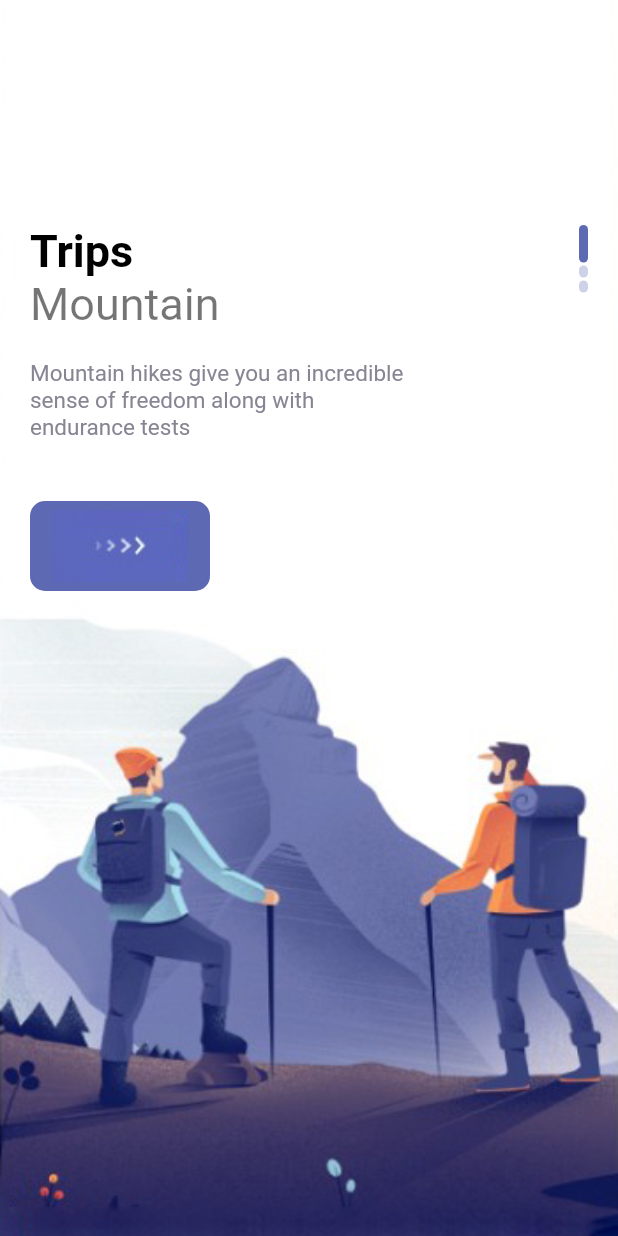
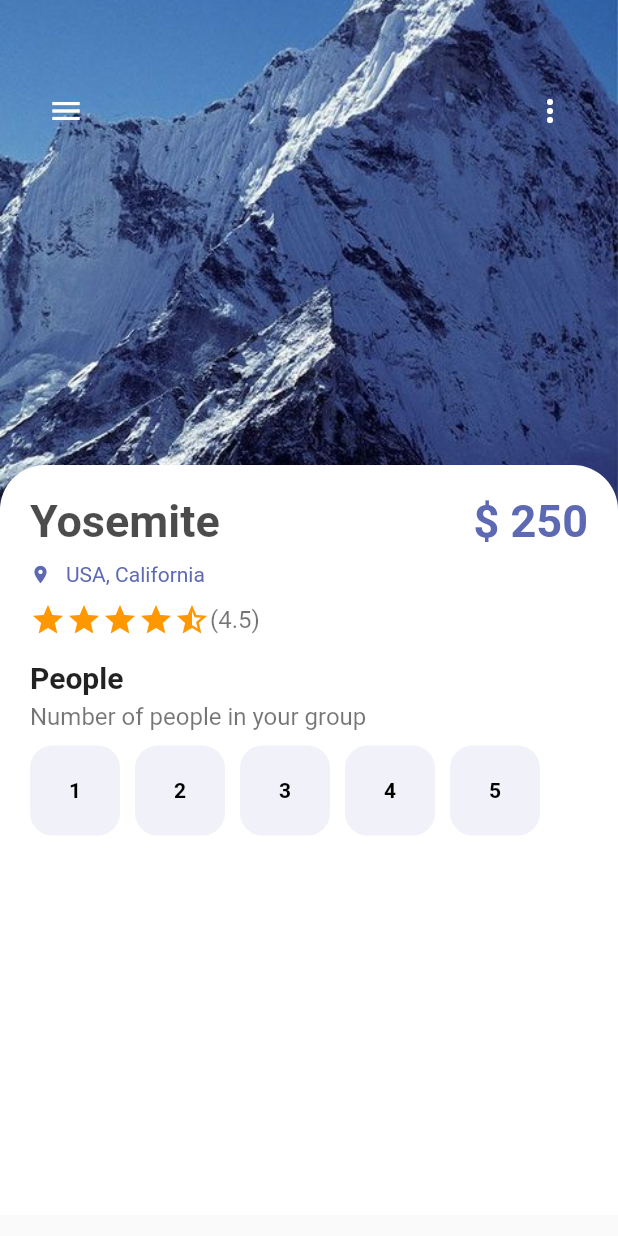
Before and after one commit to anshyyy/Travely, a Flutter app: the screen it shows after launch, on a phone screen of 412 x 824 dp. Run offline on Flutter 3.47's test engine with Material 2 defaults, Android fonts, the phone set to English and light mode, and no system bars.

Commit message:
done with the info page

```diff
--- a/lib/main.dart
+++ b/lib/main.dart
@@ -1,4 +1,5 @@
 import 'package:flutter/material.dart';
+import 'package:travely/pages/detail-page.dart';
 import 'package:travely/pages/welcome-page.dart';
 import 'package:travely/pages/navpages/main-page.dart';
 
@@ -18,7 +19,7 @@ class MyApp extends StatelessWidget {
       theme: ThemeData(
         primarySwatch: Colors.blue,
       ),
-      home: WelcomePage(),
+      home: DetailPage(),
     );
   }
 }
--- /dev/null
+++ b/lib/pages/detail-page.dart
@@ -0,0 +1,159 @@
+import 'package:flutter/material.dart';
+import 'package:flutter/src/widgets/container.dart';
+import 'package:flutter/src/widgets/framework.dart';
+import 'package:travely/utils/colors.dart';
+import 'package:travely/utils/five-star.dart';
+import 'package:travely/widget/app-button.dart';
+import 'package:travely/widget/app-large-text.dart';
+import 'package:travely/widget/app-text.dart';
+
+class DetailPage extends StatefulWidget {
+  const DetailPage({super.key});
+
+  @override
+  State<DetailPage> createState() => _DetailPageState();
+}
+
+class _DetailPageState extends State<DetailPage> {
+  double rating = 4.5;
+  int selectedIndex = -1;
+  @override
+  Widget build(BuildContext context) {
+    return Scaffold(
+      body: Container(
+        width: double.maxFinite,
+        height: double.maxFinite,
+        child: Stack(
+          children: [
+            Positioned(
+              left: 0,
+              right: 0,
+              child: Container(
+                width: double.maxFinite,
+                height: 350,
+                decoration: const BoxDecoration(
+                    image: DecorationImage(
+                        image: AssetImage('img/mountain.jpeg'),
+                        fit: BoxFit.cover)),
+              ),
+            ),
+            Positioned(
+                left: 20,
+                top: 50,
+                child: Row(
+                  children: [
+                    IconButton(
+                      onPressed: () {},
+                      icon: const Icon(Icons.menu),
+                      color: Colors.white,
+                    ),
+                    SizedBox(
+                      width: MediaQuery.of(context).size.width / 1.5,
+                    ),
+                    IconButton(
+                        onPressed: () {},
+                        color: Colors.white,
+                        icon: const Icon(Icons.more_vert))
+                  ],
+                )),
+            Positioned(
+                top: 310,
+                child: Container(
+                  padding: const EdgeInsets.only(left: 20, right: 20, top: 20),
+                  width: MediaQuery.of(context).size.width,
+                  height: 500,
+                  decoration: const BoxDecoration(
+                      color: Colors.white,
+                      borderRadius: BorderRadius.only(
+                          topLeft: Radius.circular(30),
+                          topRight: Radius.circular(30))),
+                  child: Column(
+                    crossAxisAlignment: CrossAxisAlignment.start,
+                    children: [
+                      Row(
+                        mainAxisAlignment: MainAxisAlignment.spaceBetween,
+                        children: [
+                          AppLargeText(
+                            text: "Yosemite",
+                            color: Colors.black.withOpacity(0.7),
+                          ),
+                          AppLargeText(
+                            text: "\$ 250",
+                            color: AppColors.mainColor,
+                          )
+                        ],
+                      ),
+                      const SizedBox(
+                        height: 10,
+                      ),
+                      Row(
+                        children: [
+                          Icon(
+                            Icons.location_on,
+                            size: 14,
+                            color: AppColors.mainColor,
+                          ),
+                          const SizedBox(
+                            width: 10,
+                          ),
+                          AppText(
+                            text: "USA, California",
+                            size: 14,
+                            color: AppColors.mainColor,
+                          ),
+                        ],
+                      ),
+                      const SizedBox(height: 10),
+                      Row(
+                        children: [
+                          StarRating(
+                            rating: 4.5, // hardcoded rating
+                            onRatingChanged: (rating) =>
+                                setState(() => this.rating = rating),
+                            color: Colors.orange,
+                          ),
+                          AppText(text: '($rating)')
+                        ],
+                      ),
+                      const SizedBox(height: 15),
+                      AppLargeText(
+                        text: "People",
+                        size: 20,
+                        color: Colors.black87,
+                      ),
+                      const SizedBox(height: 5),
+                      AppText(text: "Number of people in your group"),
+                      const SizedBox(height: 10),
+                      Wrap(
+                        children: List.generate(5, (index) {
+                          return InkWell(
+                            onTap: () {
+                              setState(() {
+                                selectedIndex = index;
+                              });
+                            },
+                            child: Container(
+                              margin: const EdgeInsets.only(right: 10),
+                              child: AppButton(
+                                  text: (index + 1).toString(),
+                                  size: 60,
+                                  color: selectedIndex == index
+                                      ? Colors.white
+                                      : Colors.black,
+                                  backgroundColor: selectedIndex == index
+                                      ? Colors.black87
+                                      : AppColors.buttonBackground,
+                                  borderColor: AppColors.buttonBackground),
+                            ),
+                          );
+                        }),
+                      )
+                    ],
+                  ),
+                )),
+          ],
+        ),
+      ),
+    );
+  }
+}
--- /dev/null
+++ b/lib/utils/five-star.dart
@@ -0,0 +1,45 @@
+import 'package:flutter/material.dart';
+
+typedef void RatingChangeCallback(double rating);
+
+class StarRating extends StatelessWidget {
+  final int starCount;
+  final double rating;
+  final RatingChangeCallback? onRatingChanged;
+  final Color? color;
+
+  StarRating(
+      {this.starCount = 5, this.rating = .0, this.onRatingChanged, this.color});
+
+  Widget buildStar(BuildContext context, int index) {
+    Icon icon;
+    if (index >= rating) {
+      icon = new Icon(
+        Icons.star_border,
+        color: Theme.of(context).buttonColor,
+      );
+    } else if (index > rating - 1 && index < rating) {
+      icon = new Icon(
+        Icons.star_half,
+        color: color ?? Theme.of(context).primaryColor,
+      );
+    } else {
+      icon = new Icon(
+        Icons.star,
+        color: color ?? Theme.of(context).primaryColor,
+      );
+    }
+    return new InkResponse(
+      onTap:
+          onRatingChanged == null ? null : () => onRatingChanged!(index + 1.0),
+      child: icon,
+    );
+  }
+
+  @override
+  Widget build(BuildContext context) {
+    return new Row(
+        children:
+            new List.generate(starCount, (index) => buildStar(context, index)));
+  }
+}
--- /dev/null
+++ b/lib/widget/app-button.dart
@@ -0,0 +1,47 @@
+import 'package:flutter/material.dart';
+import 'package:travely/widget/app-text.dart';
+
+import '../utils/colors.dart';
+
+class AppButton extends StatelessWidget {
+  bool isIcon;
+  String? text = "g";
+  IconData? icon;
+  final Color color;
+  final Color backgroundColor;
+  double size;
+  final Color borderColor;
+  AppButton(
+      {super.key,
+      this.isIcon = false,
+      required this.size,
+      required this.color,
+      this.text,
+      this.icon,
+      required this.backgroundColor,
+      required this.borderColor});
+
+  @override
+  Widget build(BuildContext context) {
+    return Container(
+      width: size,
+      height: size,
+      decoration: BoxDecoration(
+          border: Border.all(color: borderColor, width: 1.0),
+          borderRadius: BorderRadius.circular(15),
+          color: backgroundColor),
+      child: isIcon == false
+          ? Center(
+              child: Text(
+              text!,
+              style: TextStyle(color: color, fontWeight: FontWeight.bold),
+            ))
+          : Center(
+              child: Icon(
+                icon,
+                color: color,
+              ),
+            ),
+    );
+  }
+}
```
